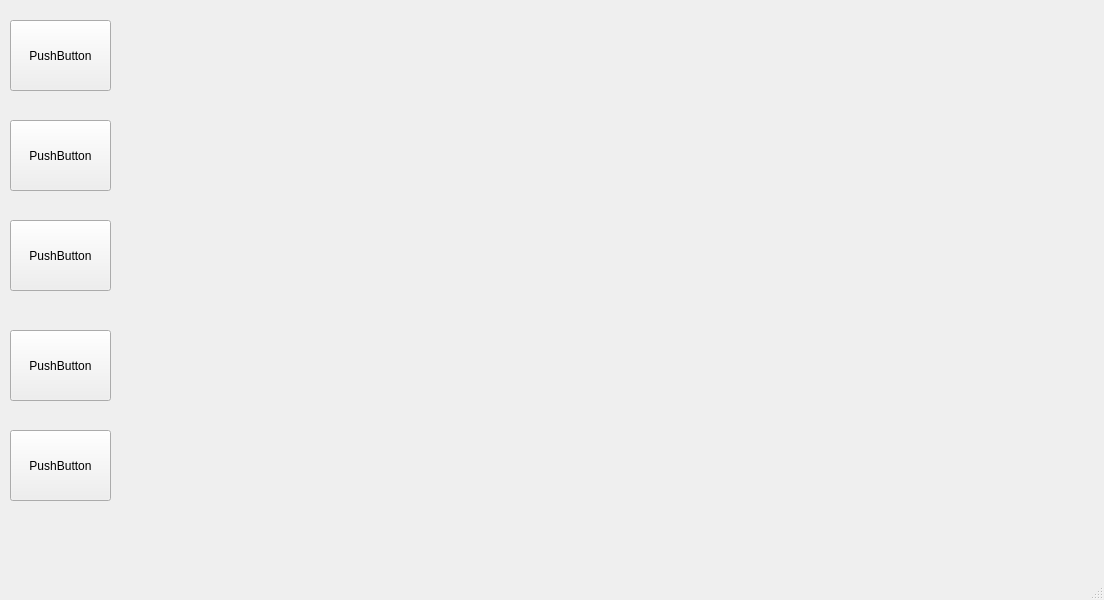
Old version of the form library.ui in the repository shashank-shark/LibraryManagementPyQt5.
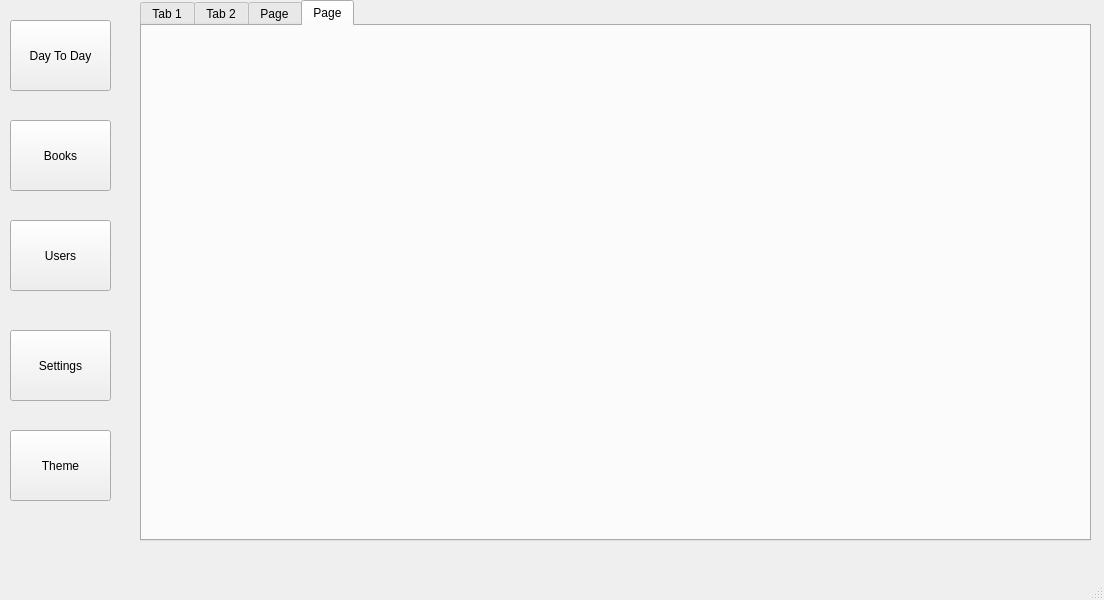
New version of the form.

What changed in the file:
```diff
--- a/library.ui
+++ b/library.ui
@@ -24,7 +24,7 @@
      </rect>
     </property>
     <property name="text">
-     <string>PushButton</string>
+     <string>Day To Day</string>
     </property>
    </widget>
    <widget class="QPushButton" name="pushButton_2">
@@ -37,7 +37,7 @@
      </rect>
     </property>
     <property name="text">
-     <string>PushButton</string>
+     <string>Books</string>
     </property>
    </widget>
    <widget class="QPushButton" name="pushButton_3">
@@ -50,7 +50,7 @@
      </rect>
     </property>
     <property name="text">
-     <string>PushButton</string>
+     <string>Users</string>
     </property>
    </widget>
    <widget class="QPushButton" name="pushButton_4">
@@ -63,7 +63,7 @@
      </rect>
     </property>
     <property name="text">
-     <string>PushButton</string>
+     <string>Settings</string>
     </property>
    </widget>
    <widget class="QPushButton" name="pushButton_5">
@@ -76,9 +76,42 @@
      </rect>
     </property>
     <property name="text">
-     <string>PushButton</string>
+     <string>Theme</string>
     </property>
    </widget>
+   <widget class="QTabWidget" name="tabWidget">
+    <property name="geometry">
+     <rect>
+      <x>140</x>
+      <y>0</y>
+      <width>951</width>
+      <height>541</height>
+     </rect>
+    </property>
+    <property name="currentIndex">
+     <number>3</number>
+    </property>
+    <widget class="QWidget" name="tab">
+     <attribute name="title">
+      <string>Tab 1</string>
+     </attribute>
+    </widget>
+    <widget class="QWidget" name="tab_2">
+     <attribute name="title">
+      <string>Tab 2</string>
+     </attribute>
+    </widget>
+    <widget class="QWidget" name="tab_3">
+     <attribute name="title">
+      <string>Page</string>
+     </attribute>
+    </widget>
+    <widget class="QWidget" name="tab_4">
+     <attribute name="title">
+      <string>Page</string>
+     </attribute>
+    </widget>
+   </widget>
   </widget>
   <widget class="QMenuBar" name="menubar">
    <property name="geometry">
```
